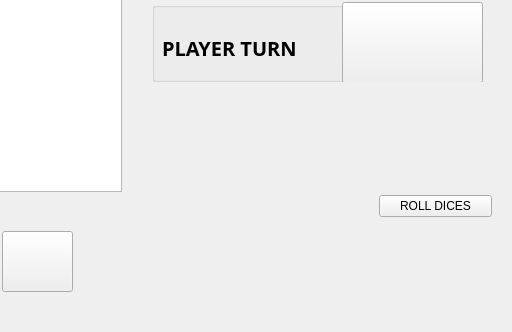
Before: the Qt Designer form src/mainwindow.ui in Stefan-Dr/Catan, drawn with Qt 5; both pictures show x 688 to 1200 and y 468 to 800 of the 1200 by 800 pixel window.
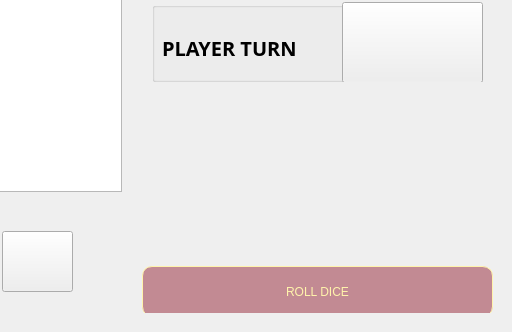
After: the same form once the commit is applied. The open tabs and pages were chosen to show the change. Icons and pictures are not drawn.

Commit message: feature/implement GUI for clicking the button roll dice

The edit to the form file:
```diff
--- a/src/mainwindow.ui
+++ b/src/mainwindow.ui
@@ -1400,23 +1400,24 @@
      <widget class="QWidget" name="horizontalLayoutWidget">
       <property name="geometry">
        <rect>
-        <x>819</x>
-        <y>559</y>
+        <x>820</x>
+        <y>560</y>
         <width>351</width>
-        <height>211</height>
+        <height>161</height>
        </rect>
       </property>
       <layout class="QHBoxLayout" name="horizontalLayout">
        <item>
-        <widget class="QWidget" name="widget_6" native="true"/>
+        <widget class="QWidget" name="wDice1" native="true">
+         <property name="styleSheet">
+          <string notr="true">border-image: url(:/resources/images/dice6.png) 0 0 0 0 stretch stretch;</string>
+         </property>
+        </widget>
        </item>
        <item>
-        <widget class="QWidget" name="widget_7" native="true"/>
-       </item>
-       <item>
-        <widget class="QPushButton" name="pushButton_2">
-         <property name="text">
-          <string>ROLL DICES</string>
+        <widget class="QWidget" name="wDice2" native="true">
+         <property name="styleSheet">
+          <string notr="true">border-image: url(:/resources/images/dice6.png) 0 0 0 0 stretch stretch;</string>
          </property>
         </widget>
        </item>
@@ -1441,6 +1442,26 @@
        <string notr="true">border-image: url(:/resources/images/catanMap.png) 0 0 0 0 stretch stretch;</string>
       </property>
      </widget>
+     <widget class="QPushButton" name="pbRollDice">
+      <property name="geometry">
+       <rect>
+        <x>820</x>
+        <y>724</y>
+        <width>351</width>
+        <height>51</height>
+       </rect>
+      </property>
+      <property name="styleSheet">
+       <string notr="true">background-color: #c28a93;
+color:#fff3ab;
+border: 1px solid #fff3ab;
+border-color: #fff3ab;
+border-radius: 10%;</string>
+      </property>
+      <property name="text">
+       <string>ROLL DICE</string>
+      </property>
+     </widget>
     </widget>
    </widget>
   </widget>
```
Left out of the diff: 2 changed lines with no effect on the pictures. The commit also changes 9 other files.
